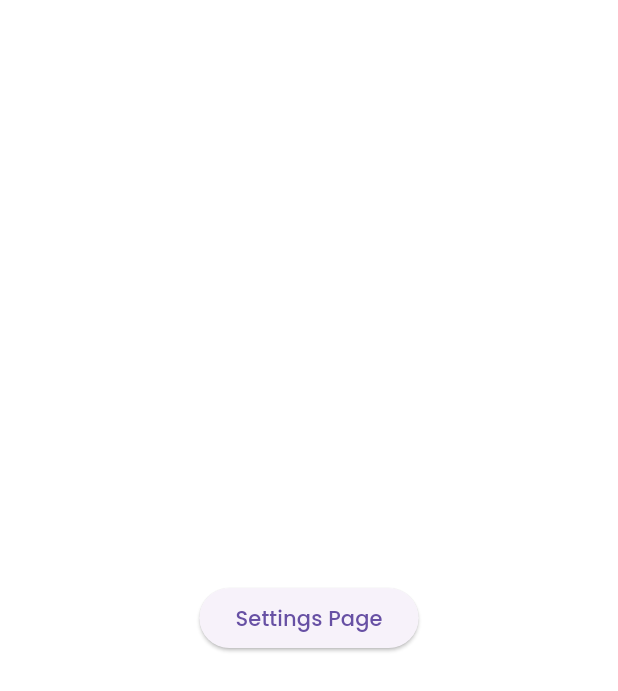
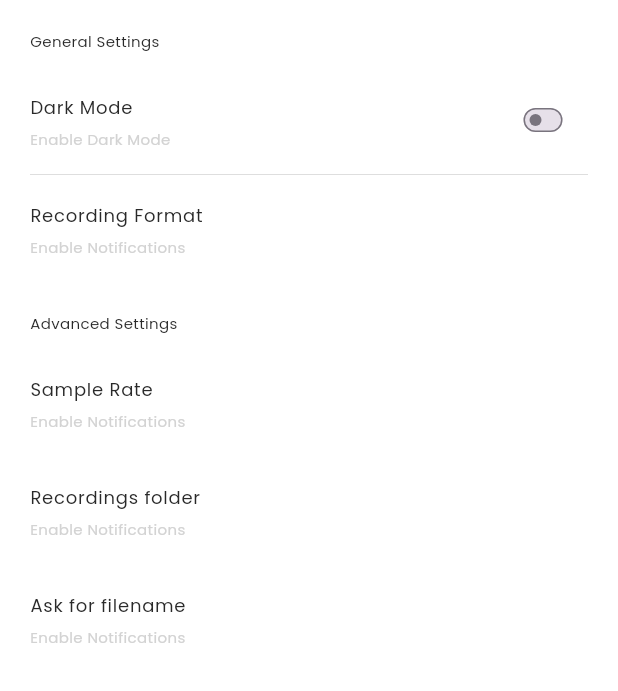
Before and after one commit to tanishq5414/audiocity, a Flutter app: the SettingsPage screen opened directly, on a phone screen of 412 x 824 dp. Shown: the top 691 px of the screen. Run offline on Flutter 3.47's test engine with Material 3 defaults, Android fonts, the phone set to English and light mode, and no system bars; our stand-ins replace get, line_icons, permission_handler, share_plus, shared_preferences; missing offline and left inert: audio_duration, audio_waveforms; accounts and stored records are empty.

Commit message:
initial settings page

```diff
--- a/lib/features/settings/settings_page.dart
+++ b/lib/features/settings/settings_page.dart
@@ -1,5 +1,7 @@
 import 'package:flutter/material.dart';
-
+import 'package:get/get.dart';
+import 'package:psventuresassignment/common/snack_bar.dart';
+import 'package:psventuresassignment/themes/pallete.dart';
 
 class SettingsPage extends StatelessWidget {
   const SettingsPage({super.key});
@@ -8,15 +10,80 @@ class SettingsPage extends StatelessWidget {
   Widget build(BuildContext context) {
     return SafeArea(
       child: Scaffold(
-        body: Center(
-          child: ElevatedButton(
-            onPressed: () {
-              // Add code to record audio here
-            },
-            child: const Text('Settings Page'),
-          ),
+          body: Padding(
+        padding: const EdgeInsets.symmetric(horizontal: 20),
+        child: Column(
+          crossAxisAlignment: CrossAxisAlignment.start,
+          children: [
+            const SizedBox(height: 20),
+            const Text(
+              'General Settings',
+              style: TextStyle(fontSize: 10, color: Pallete.greyColor),
+            ),
+            const SizedBox(height: 10),
+            ListTile(
+              contentPadding: EdgeInsets.zero,
+              title: const Text('Dark Mode', style: TextStyle(fontSize: 12, color: Pallete.greyColor)),
+              subtitle: const Text('Enable Dark Mode', style: TextStyle(fontSize: 10, color: Pallete.lightGreyColor)),
+              trailing: Transform.scale(
+                scale: 0.5,
+                child: Switch(
+                  value: false,
+                  onChanged: (value) {
+                    showCommonSnackBar(context, 'Coming Soon');
+                  },
+                ),
+              ),
+            ),
+            const Divider(
+              height: 0.5,
+              color: Pallete.lightGreyColor,
+              thickness: 0.5,
+            ),
+            ListTile(
+              onTap: () {
+                showCommonSnackBar(context, 'Coming Soon');
+              },
+              contentPadding: EdgeInsets.zero,
+              title: const Text('Recording Format', style: TextStyle(fontSize: 12, color: Pallete.greyColor)),
+              subtitle: const Text('Enable Notifications', style: TextStyle(fontSize: 10, color: Pallete.lightGreyColor)),
+            ),
+            SizedBox(height: 20),
+            const Text(
+              'Advanced Settings',
+              style: TextStyle(fontSize: 10, color: Pallete.greyColor),
+            ),
+            const SizedBox(height: 10),
+            ListTile(
+              contentPadding: EdgeInsets.zero,
+              title: const Text('Sample Rate', style: TextStyle(fontSize: 12, color: Pallete.greyColor)),
+              subtitle: const Text('Enable Notifications', style: TextStyle(fontSize: 10, color: Pallete.lightGreyColor)),
+              onTap: () {
+                showCommonSnackBar(context, 'Coming Soon');
+              },
+            ),
+             ListTile(
+              contentPadding: EdgeInsets.zero,
+              title: const Text('Recordings folder', style: TextStyle(fontSize: 12, color: Pallete.greyColor)),
+              subtitle: const Text('Enable Notifications', style: TextStyle(fontSize: 10, color: Pallete.lightGreyColor)),
+              onTap: () {
+                showCommonSnackBar(context, 'Coming Soon');
+              },
+
+            ),
+             ListTile(
+              contentPadding: EdgeInsets.zero,
+              title: const Text('Ask for filename', style: TextStyle(fontSize: 12, color: Pallete.greyColor)),
+              subtitle: const Text('Enable Notifications', style: TextStyle(fontSize: 10, color: Pallete.lightGreyColor)),
+              onTap: () {
+                showCommonSnackBar(context, 'Coming Soon');
+              },
+
+            ),
+
+          ],
         ),
-      ),
+      )),
     );
   }
 }
```
